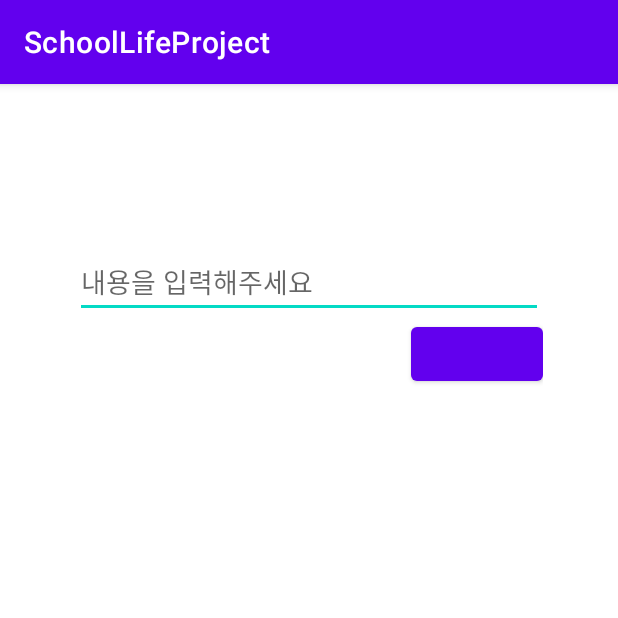
After one commit to Laeti-Park/UNINOTE-APP, an Android app: the noticeActivity screen opened directly, with no data from a screen before it, on a phone screen of 412 x 824 dp, the top half of it. The commit adds this screen. Run offline under Robolectric (Android 15) with nearby library versions, the phone set to English and light mode, and no system bars; our stand-ins replace data binding.

Commit message:
220409 Update MainActivity, MenuActivity / Add ListActivity

```diff
--- a/app/build.gradle
+++ b/app/build.gradle
@@ -45,7 +45,8 @@ dependencies {
     implementation 'androidx.appcompat:appcompat:1.4.1'
     implementation 'com.google.android.material:material:1.5.0'
     implementation 'androidx.constraintlayout:constraintlayout:2.1.3'
-    testImplementation 'junit:junit:4.13.2'
+    implementation 'com.github.JagarYousef:Mindo:2.0.0'
+    testImplementation 'junit:junit:4.+'
     androidTestImplementation 'androidx.test.ext:junit:1.1.3'
     androidTestImplementation 'androidx.test.espresso:espresso-core:3.4.0'
 
@@ -54,6 +55,5 @@ dependencies {
     implementation 'com.squareup.retrofit2:converter-scalars:2.9.0'
 
     implementation fileTree(dir: 'libs', include: ['*.jar'])
-    implementation 'com.android.support:appcompat-v7:21.0.3'
     implementation project(':mindmappingandroidlibrary')
 }
--- a/app/src/main/java/com/example/schoollifeproject/APIS_login.kt
+++ b/app/src/main/java/com/example/schoollifeproject/APIS_login.kt
@@ -42,6 +42,33 @@ interface APIS_login {
         @Field("countKey") countKey: Int
     ): Call<PostModel>
 
+    @FormUrlEncoded
+    @POST(MyApp.notice_save_url)
+    fun notice_save(
+        @Field("noticeTitle") noticeTitle: String,
+        @Field("userID") userID: String,
+        @Field("date") date: String,
+        @Field("noticeContents") noticeContents: String
+        ): Call<PostModel>
+
+    @FormUrlEncoded
+    @POST(MyApp.notice_open_url)
+    fun notice_open(
+        @Field("key") key: Int
+    ):Call<PostModel>
+
+    @FormUrlEncoded
+    @POST(MyApp.node_save_url)
+    fun node_save(
+        @Field("nodeID") nodeID: String,
+        @Field("nodeY") nodeY: Int,
+        @Field("nodeX") nodeX: Int,
+        @Field("userID") userID: String,
+        @Field("nodeContect") nodeContect: String,
+        @Field("nodeCount") nodeCount: Int
+    ): Call<PostModel>
+
+
     companion object { // static 처럼 공유객체로 사용가능함. 모든 인스턴스가 공유하는 객체로서 동작함.
         //서버 IP만 입력해주세요~
         private const val BASE_URL = "http://220.118.54.17"
--- a/app/src/main/java/com/example/schoollifeproject/Contacts.kt
+++ b/app/src/main/java/com/example/schoollifeproject/Contacts.kt
@@ -1,6 +1,6 @@
 package com.example.schoollifeproject
 //Data클래스
-class Contacts(val Title: String?, val Writer: String?, val date: String?) {
+class Contacts(val num: Int?,val Title: String?, val Writer: String?, val date: String?) {
 
 
 }
--- a/app/src/main/java/com/example/schoollifeproject/MainActivity.kt
+++ b/app/src/main/java/com/example/schoollifeproject/MainActivity.kt
@@ -48,6 +48,7 @@ class MainActivity : AppCompatActivity() {
                     Log.d("dbTestBody",response.body().toString())
                     if(!response.body().toString().isEmpty()) {
                         if(pw.equals( response.body()?.userPassword.toString())) {
+                            intent.putExtra("ID", response.body()?.userID.toString())
                             intent.putExtra("name", response.body()?.userName.toString())
                             startActivity(intent)
                         }
--- a/app/src/main/java/com/example/schoollifeproject/MyApp.kt
+++ b/app/src/main/java/com/example/schoollifeproject/MyApp.kt
@@ -9,5 +9,8 @@ object MyApp {
     const val Select_url: String = "/login_select.php"
     const val Register_url: String = "/register_insert.php"
     const val notice_key_search_url: String = "/notice_key_search.php"
-    const val notice_load_url: String = "/register_load.php"
+    const val notice_load_url: String = "/notice_load.php"
+    const val notice_save_url: String = "/notice_insert.php"
+    const val node_save_url: String = "/node_save.php"
+    const val notice_open_url: String = "/notice_open.php"
 }
--- a/app/src/main/java/com/example/schoollifeproject/PostModel.kt
+++ b/app/src/main/java/com/example/schoollifeproject/PostModel.kt
@@ -28,4 +28,10 @@ data class PostModel(
     @Expose
     @SerializedName("noticeDate")
     var noticeDate: String? = null,
+    @Expose
+    @SerializedName("noticeKey")
+    var noticeKey: Int? = null,
+    @Expose
+    @SerializedName("noticeContent")
+    var noticeContents: String? = null
 )
--- /dev/null
+++ b/app/src/main/java/com/example/schoollifeproject/noticeActivity.kt
@@ -0,0 +1,37 @@
+package com.example.schoollifeproject
+
+import androidx.appcompat.app.AppCompatActivity
+import android.os.Bundle
+import android.util.Log
+import com.example.schoollifeproject.databinding.ActivityNoticeBinding
+import retrofit2.Call
+import retrofit2.Callback
+import retrofit2.Response
+
+class noticeActivity : AppCompatActivity() {
+    override fun onCreate(savedInstanceState: Bundle?) {
+        super.onCreate(savedInstanceState)
+        val binding = ActivityNoticeBinding.inflate(layoutInflater)
+        setContentView(binding.root)
+        val api = APIS_login.create()
+        val key = intent.getIntExtra("key", 0)
+        val title = intent.getStringExtra("title")
+        //해당 글의 키를 가져와 표시
+        api.notice_open(
+            key
+        ).enqueue(object : Callback<PostModel> {
+            override fun onResponse(call: Call<PostModel>, response: Response<PostModel>) {
+                binding.titleView.setText(title)
+                binding.contectView.setText(response.body()?.noticeContents)
+                //작성되어있던 댓글 불러오기
+                //작성자 표시
+                //작성일 표시
+            }
+
+            override fun onFailure(call: Call<PostModel>, t: Throwable) {
+                Log.d("onFailure",t.message.toString())
+            }
+        })
+        //버튼 기능으로 댓글 작성 및 저장 최신화
+    }
+}
--- /dev/null
+++ b/app/src/main/res/layout/activity_notice.xml
@@ -0,0 +1,38 @@
+<?xml version="1.0" encoding="utf-8"?>
+<layout xmlns:android="http://schemas.android.com/apk/res/android">
+    <LinearLayout
+        android:id="@+id/rootView"
+        android:layout_width="match_parent"
+        android:layout_height="match_parent"
+        android:orientation="vertical"
+        android:padding="50dp">
+        <TextView
+            android:id="@+id/titleView"
+            android:layout_width="match_parent"
+            android:layout_height="wrap_content"
+            />
+        <TextView
+            android:id="@+id/contectView"
+            android:layout_width="match_parent"
+            android:layout_height="wrap_content"
+            />
+        <TextView
+            android:id="@+id/commentView"
+            android:layout_width="match_parent"
+            android:layout_height="wrap_content"
+            />
+
+        <EditText
+            android:id="@+id/commentEdit"
+            android:layout_width="match_parent"
+            android:layout_height="wrap_content"
+            android:hint="내용을 입력해주세요"
+            />
+        <Button
+            android:id="@+id/commentBtn"
+            android:layout_width="wrap_content"
+            android:layout_height="wrap_content"
+            android:layout_gravity="right"
+            />
+    </LinearLayout>
+</layout>
--- a/app/src/main/res/layout/item_contacts.xml
+++ b/app/src/main/res/layout/item_contacts.xml
@@ -1,6 +1,7 @@
 <?xml version="1.0" encoding="utf-8"?>
 <layout>
     <LinearLayout xmlns:android="http://schemas.android.com/apk/res/android"
+        android:id="@+id/rootView"
         android:layout_width="match_parent"
         android:layout_height="wrap_content"
         android:orientation="vertical"
```
Also changed, not shown: app/src/main/AndroidManifest.xml (+10 -4 lines), app/src/main/java/com/example/schoollifeproject/ContactsListAdapter.kt (+14 -1 lines), app/src/main/java/com/example/schoollifeproject/ListActivity.kt (+52 -33 lines), app/src/main/java/com/example/schoollifeproject/MenuActivity.kt (+25 -0 lines), app/src/main/java/com/example/schoollifeproject/MindMapActivity.kt (+91 -56 lines), app/src/main/java/com/example/schoollifeproject/WriteNoticeActivity.kt (added, +62 -0 lines), app/src/main/res/layout/activity_list.xml (+12 -6 lines), app/src/main/res/layout/activity_mind_map.xml (+10 -0 lines), app/src/main/res/layout/activity_write_notice.xml (added, +41 -0 lines).
